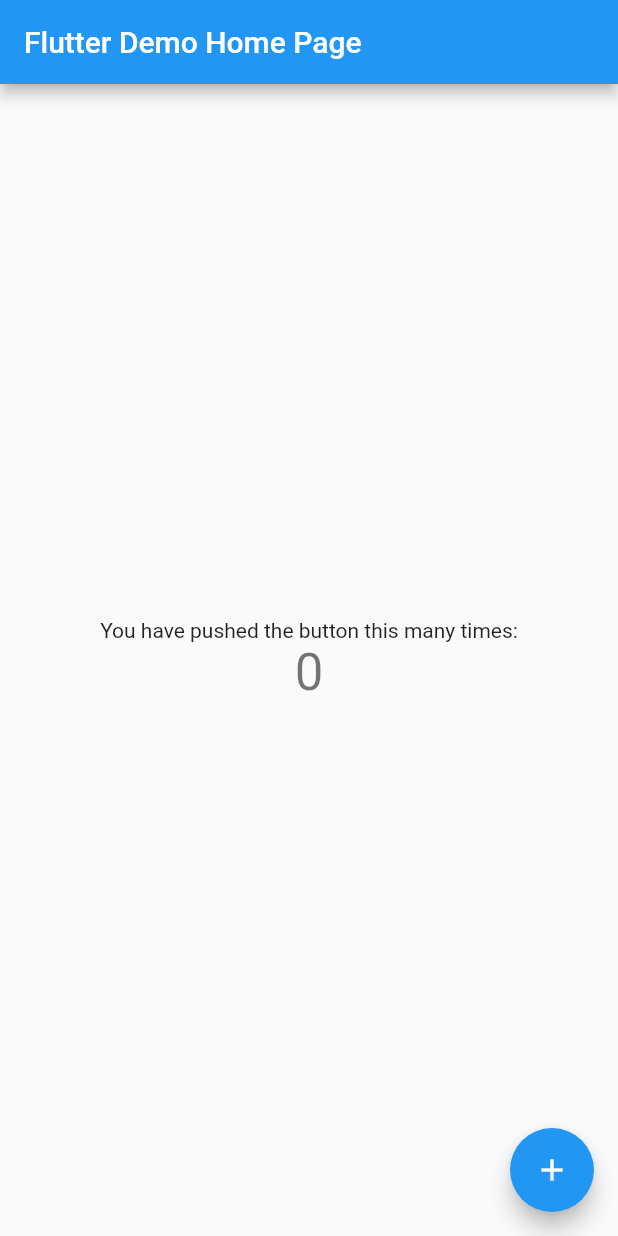
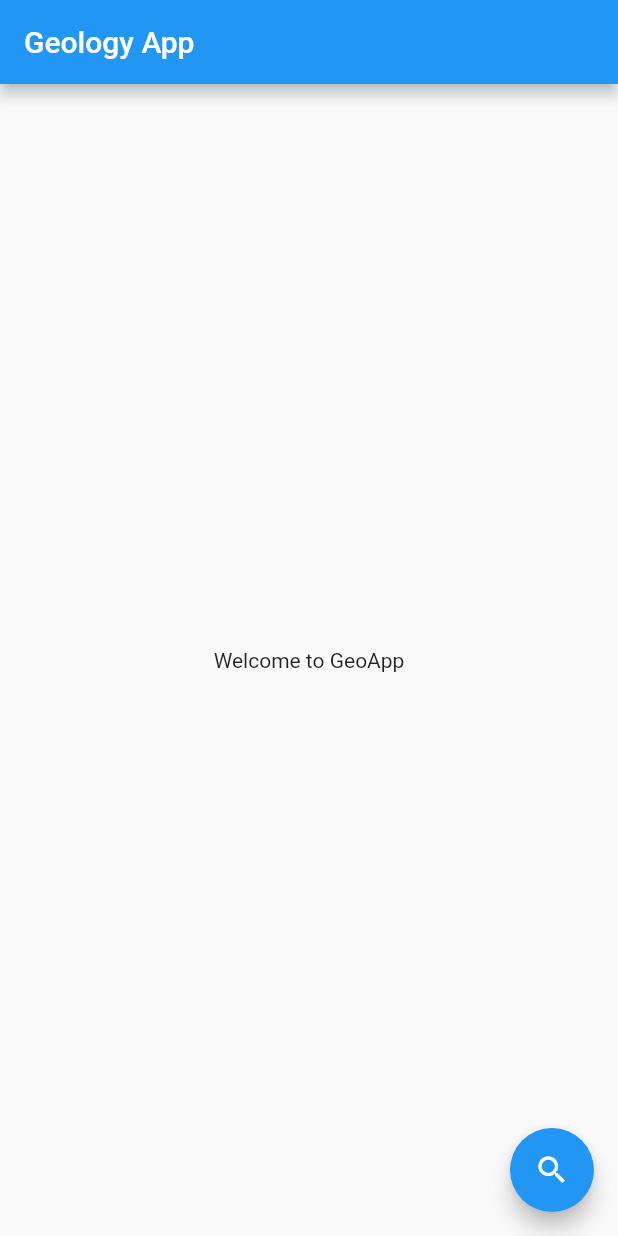
Before and after one commit to atestsoliman/MSU_CSC_596_Strike_and_Dip, a Flutter app: the screen it shows after launch, on a phone screen of 412 x 824 dp. Run offline on Flutter 3.47's test engine with Material 2 defaults, Android fonts, the phone set to English and light mode, and no system bars.

Commit message:
Added widgets.dart to contain custom widgets Added minimal widget for a view to connect to and control the device. Replaced Default app with a new app that displays the new widget.

```diff
--- a/App/flutter_app/lib/main.dart
+++ b/App/flutter_app/lib/main.dart
@@ -1,109 +1,14 @@
 import 'package:flutter/material.dart';
+import 'widgets.dart';
 
-void main() => runApp(new MyApp());
+void main() => runApp(MyApp());
 
 class MyApp extends StatelessWidget {
-  // This widget is the root of your application.
   @override
   Widget build(BuildContext context) {
-    return new MaterialApp(
-      title: 'Flutter Demo',
-      theme: new ThemeData(
-        // This is the theme of your application.
-        //
-        // Try running your application with "flutter run". You'll see the
-        // application has a blue toolbar. Then, without quitting the app, try
-        // changing the primarySwatch below to Colors.green and then invoke
-        // "hot reload" (press "r" in the console where you ran "flutter run",
-        // or press Run > Flutter Hot Reload in IntelliJ). Notice that the
-        // counter didn't reset back to zero; the application is not restarted.
-        primarySwatch: Colors.blue,
-      ),
-      home: new MyHomePage(title: 'Flutter Demo Home Page'),
+    return MaterialApp(
+      title: "GeoApp Demo",
+      home: ControlScreen(),
     );
   }
 }
-
-class MyHomePage extends StatefulWidget {
-  MyHomePage({Key key, this.title}) : super(key: key);
-
-  // This widget is the home page of your application. It is stateful, meaning
-  // that it has a State object (defined below) that contains fields that affect
-  // how it looks.
-
-  // This class is the configuration for the state. It holds the values (in this
-  // case the title) provided by the parent (in this case the App widget) and
-  // used by the build method of the State. Fields in a Widget subclass are
-  // always marked "final".
-
-  final String title;
-
-  @override
-  _MyHomePageState createState() => new _MyHomePageState();
-}
-
-class _MyHomePageState extends State<MyHomePage> {
-  int _counter = 0;
-
-  void _incrementCounter() {
-    setState(() {
-      // This call to setState tells the Flutter framework that something has
-      // changed in this State, which causes it to rerun the build method below
-      // so that the display can reflect the updated values. If we changed
-      // _counter without calling setState(), then the build method would not be
-      // called again, and so nothing would appear to happen.
-      _counter++;
-    });
-  }
-
-  @override
-  Widget build(BuildContext context) {
-    // This method is rerun every time setState is called, for instance as done
-    // by the _incrementCounter method above.
-    //
-    // The Flutter framework has been optimized to make rerunning build methods
-    // fast, so that you can just rebuild anything that needs updating rather
-    // than having to individually change instances of widgets.
-    return new Scaffold(
-      appBar: new AppBar(
-        // Here we take the value from the MyHomePage object that was created by
-        // the App.build method, and use it to set our appbar title.
-        title: new Text(widget.title),
-      ),
-      body: new Center(
-        // Center is a layout widget. It takes a single child and positions it
-        // in the middle of the parent.
-        child: new Column(
-          // Column is also layout widget. It takes a list of children and
-          // arranges them vertically. By default, it sizes itself to fit its
-          // children horizontally, and tries to be as tall as its parent.
-          //
-          // Invoke "debug paint" (press "p" in the console where you ran
-          // "flutter run", or select "Toggle Debug Paint" from the Flutter tool
-          // window in IntelliJ) to see the wireframe for each widget.
-          //
-          // Column has various properties to control how it sizes itself and
-          // how it positions its children. Here we use mainAxisAlignment to
-          // center the children vertically; the main axis here is the vertical
-          // axis because Columns are vertical (the cross axis would be
-          // horizontal).
-          mainAxisAlignment: MainAxisAlignment.center,
-          children: <Widget>[
-            new Text(
-              'You have pushed the button this many times:',
-            ),
-            new Text(
-              '$_counter',
-              style: Theme.of(context).textTheme.display1,
-            ),
-          ],
-        ),
-      ),
-      floatingActionButton: new FloatingActionButton(
-        onPressed: _incrementCounter,
-        tooltip: 'Increment',
-        child: new Icon(Icons.add),
-      ), // This trailing comma makes auto-formatting nicer for build methods.
-    );
-  }
-}
--- /dev/null
+++ b/App/flutter_app/lib/widgets.dart
@@ -0,0 +1,45 @@
+import 'package:flutter/material.dart';
+import 'dart:async';
+
+//ControlScreen is a view for when the app is connected to a device
+class ControlScreen extends StatefulWidget {
+  @override
+  ControlScreenState createState() => ControlScreenState();
+}
+
+class ControlScreenState extends State<ControlScreen> {
+  bool _isConnected = false;
+
+  //Use Flutterblue to scan for devices
+  //Currently just swaps to connected view
+  _startScan() {
+    setState(() {_isConnected = true;});
+  }
+
+  Widget _buildControlBody() {
+    if(_isConnected) {
+      return Center(
+        child: Text("Connected to Device"),
+      );
+    }
+    else {
+      return Center(
+        child: Text("Welcome to GeoApp"),
+      );
+    }
+  }
+  @override
+  Widget build(BuildContext context) {
+    return Scaffold(
+      appBar: AppBar(
+        title: Text("Geology App")
+      ),
+      floatingActionButton: _isConnected ? null:FloatingActionButton(
+        child: Icon(Icons.search),
+        onPressed: _startScan,
+
+      ),
+      body: _buildControlBody(),
+    );
+  }
+}
```
